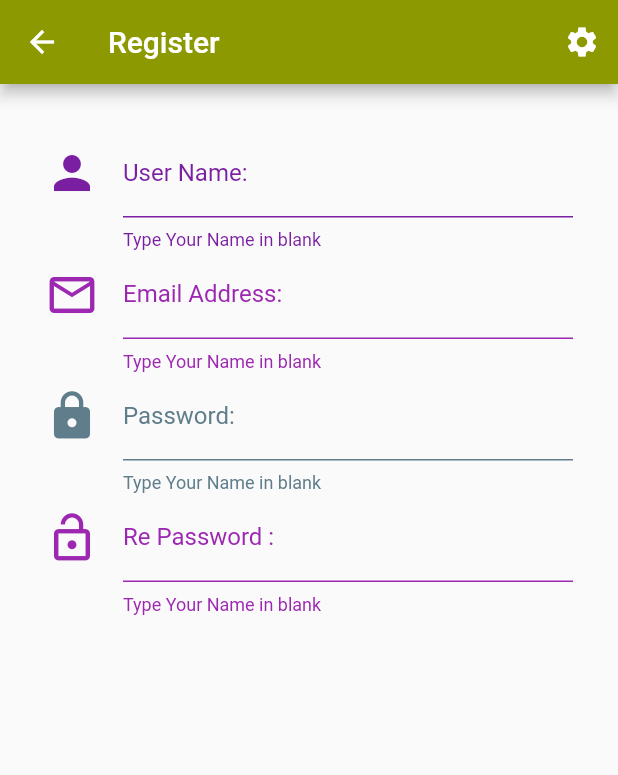
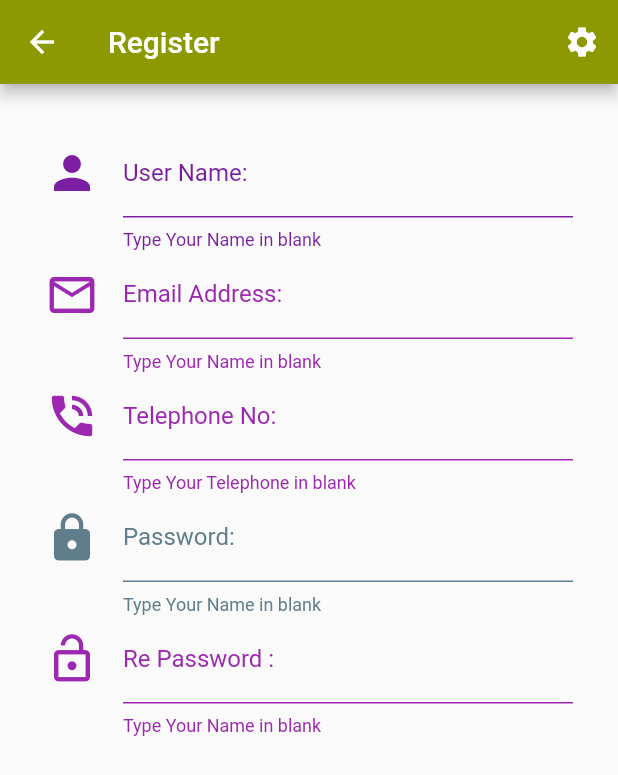
Before and after one commit to Komkrit2107/komkritproduct, a Flutter app: the screen it shows after launch, after a tap on "Sign Up", on a phone screen of 412 x 824 dp. Shown: the top 775 px of the screen. Run offline on Flutter 3.47's test engine with Material 2 defaults, Android fonts, the phone set to English and light mode, and no system bars; our stand-ins replace dio; missing offline and left inert: dart:ffi; accounts and stored records are empty.

Commit message:
Lunch120015022020

```diff
--- a/lib/utility/my_style.dart
+++ b/lib/utility/my_style.dart
@@ -5,9 +5,13 @@ class MyStyle {
 //Field
 //กำหนดค่าสีต่าง ๆ
 
-Color mainColor = Color.fromARGB(0xff,0xc0,0xca,0x01);
+Color mainColor = Color.fromARGB(0xff,0xc5,0xca,0x01);
 Color textColor = Color.fromARGB(0xff,0x8c,0x99,0x00);
 Color barColor  = Color.fromARGB(0xff,0xf5,0xfd,0x67);
+
+//Color mainColor =  Color.fromRGBO(1, 1, 1, 0.4);
+
+
 
 //Method เวลาเรียกใช้ให้ MyStype()
 MyStyle();
--- a/lib/widget/authen.dart
+++ b/lib/widget/authen.dart
@@ -76,13 +76,26 @@ class _AuthenState extends State<Authen> {
     return Text(
       'Wealthrepublic',
       style: TextStyle(
-        fontSize: 30.0,
-        fontWeight: FontWeight.bold,
-        fontStyle: FontStyle.italic,
+        fontSize: 20.0,
+        fontWeight: FontWeight.normal,
+        fontStyle: FontStyle.normal,
         color: MyStyle().textColor,
       ),
     );
   }
+
+   Widget showsAppName() {
+    return Text(
+      'SmartFund Link V 1.8',
+      style: TextStyle(
+        fontSize: 20.0,
+        fontWeight: FontWeight.normal,
+        fontStyle: FontStyle.normal,
+        color: MyStyle().textColor,
+      ),
+    );
+  }
+
 
   // สร้างปุ่ม Login และเปลี่ยนสีปุม ตัวหนังสือ
 
@@ -192,6 +205,7 @@ class _AuthenState extends State<Authen> {
           child: Column(
             mainAxisSize: MainAxisSize.min,
             children: <Widget>[
+              showsAppName(),
               showLogo(),
               showAppName(),
               userForm(),
--- a/lib/widget/register.dart
+++ b/lib/widget/register.dart
@@ -10,7 +10,8 @@ class Register extends StatefulWidget {
 
 class _RegisterState extends State<Register> {
   //Field ประกาศตัวแปร
-  String name, user, password, rePassword;
+  String name, user, password, rePassword ;
+  String idciticent, telephone, email;
 
   //Method กำหนดรูปคน และกำหนดค่าสี
   Widget nameForm() {
@@ -41,7 +42,7 @@ class _RegisterState extends State<Register> {
     return Text('Register');
   }
 
-  Widget userForm() {
+  Widget emailForm() {
     //ประกาศตัวแปร เป็นสี
     Color color = Colors.purple;
     return TextField(
@@ -58,6 +59,29 @@ class _RegisterState extends State<Register> {
           labelText: 'Email Address:',
           icon: Icon(
             Icons.mail_outline,
+            size: 36.0,
+            color: color,
+          )),
+    );
+  }
+
+   Widget telephonForm() {
+    //ประกาศตัวแปร เป็นสี
+    Color color = Colors.purple;
+    return TextField(
+      onChanged: (String string) {
+        telephone = string.trim();
+      },
+      decoration: InputDecoration(
+          enabledBorder: UnderlineInputBorder(
+            borderSide: BorderSide(color: color),
+          ),
+          helperStyle: TextStyle(color: color),
+          helperText: 'Type Your Telephone in blank',
+          labelStyle: TextStyle(color: color),
+          labelText: 'Telephone No:',
+          icon: Icon(
+            Icons.phone_in_talk,
             size: 36.0,
             color: color,
           )),
@@ -162,7 +186,8 @@ class _RegisterState extends State<Register> {
         padding: EdgeInsets.all(30.0),
         children: <Widget>[
           nameForm(),
-          userForm(),
+          emailForm(),
+          telephonForm(),
           passwordForm(),
           rePasswordForm(),
         ],
```
Also changed, not shown: lib/widget/list_product.dart (+34 -1 lines).
